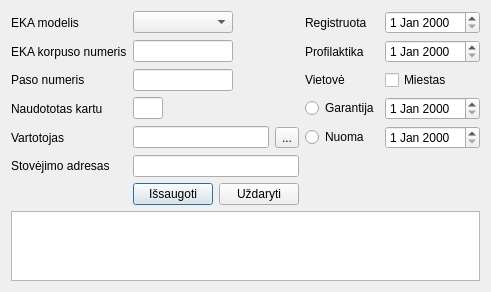
The window that duombaze/naujaseka.ui (Tautvydas2019/Diplomas) describes before a commit, drawn with Qt 5.
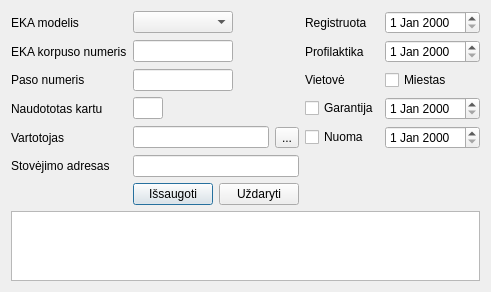
The same window after the commit.

What changed in the file:
```diff
--- a/duombaze/naujaseka.ui
+++ b/duombaze/naujaseka.ui
@@ -190,14 +190,14 @@
       </spacer>
      </item>
      <item row="3" column="3">
-      <widget class="QRadioButton" name="radioButton_gar">
+      <widget class="QCheckBox" name="checkBox_gar">
        <property name="text">
         <string>Garantija</string>
        </property>
       </widget>
      </item>
      <item row="4" column="3">
-      <widget class="QRadioButton" name="radioButton_nuom">
+      <widget class="QCheckBox" name="checkBox_nuom">
        <property name="text">
         <string>Nuoma</string>
        </property>
```
